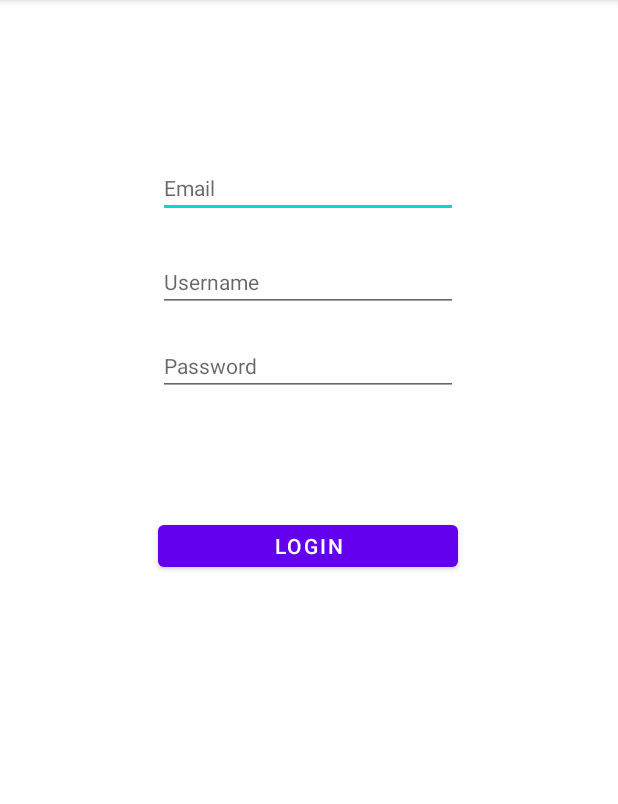
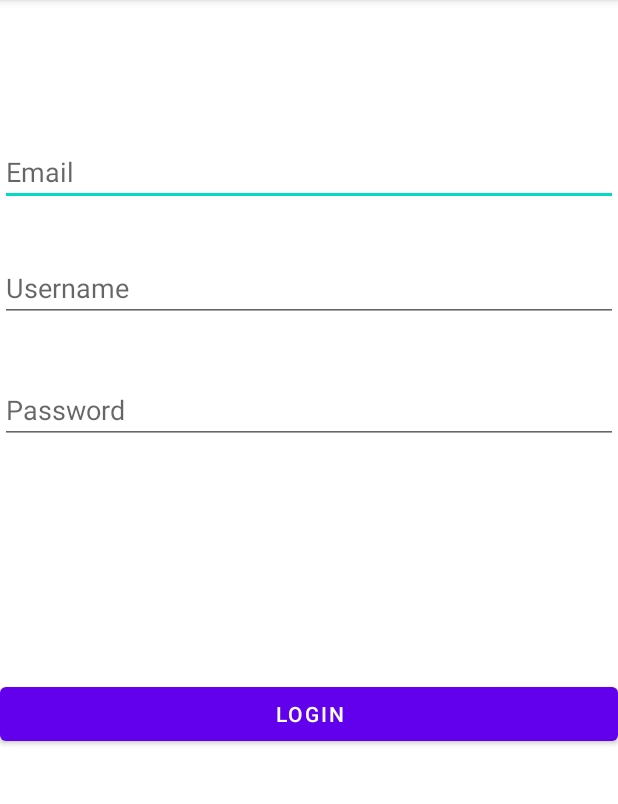
Before and after one commit to LavTrgovcevic5320RN/CalendarMobile, an Android app: the screen it shows after launch (MainActivity), on a phone screen of 412 x 824 dp, the part 84-888 px from its top. Run offline under Robolectric (Android 15) with nearby library versions, the phone set to English and light mode, and no system bars; our stand-ins replace Timber; 1 statement that could not run was skipped.

Commit message:
Poboljsan vizuelno Login screen

```diff
--- a/app/src/main/java/com/example/myapplication/view/activities/MainActivity.java
+++ b/app/src/main/java/com/example/myapplication/view/activities/MainActivity.java
@@ -61,10 +61,10 @@ public class MainActivity extends AppCompatActivity {
 
 
     private void initView() {
-        loginBtn = findViewById(R.id.loginBtn);
-        email = findViewById(R.id.editTextTextEmailAddress);
-        username = findViewById(R.id.editTextTextUsername);
-        password = findViewById(R.id.editTextTextPassword);
+        loginBtn = findViewById(R.id.login_button);
+        email = findViewById(R.id.email_edit_text);
+        username = findViewById(R.id.username_edit_text);
+        password = findViewById(R.id.password_edit_text);
 
     }
 
--- /dev/null
+++ b/app/src/main/res/drawable/rounded_corners.xml
@@ -0,0 +1,6 @@
+<?xml version="1.0" encoding="utf-8"?>
+<shape xmlns:android="http://schemas.android.com/apk/res/android"
+    android:shape="rectangle">
+    <corners android:radius="16dp" />
+    <solid android:color="@color/white" />
+</shape>
--- a/app/src/main/res/layout/activity_main.xml
+++ b/app/src/main/res/layout/activity_main.xml
@@ -6,58 +6,49 @@
     android:layout_height="match_parent"
     tools:context=".view.activities.MainActivity">
 
-    <Button
-        android:id="@+id/loginBtn"
-        android:layout_width="200dp"
-        android:layout_height="40dp"
-        android:layout_marginBottom="384dp"
-        android:text="Login"
-        app:layout_constraintBottom_toBottomOf="parent"
+    <EditText
+        android:id="@+id/email_edit_text"
+        android:layout_width="0dp"
+        android:layout_height="wrap_content"
+        android:layout_marginTop="92dp"
+        android:hint="Email"
         app:layout_constraintEnd_toEndOf="parent"
-        app:layout_constraintHorizontal_bias="0.497"
-        app:layout_constraintStart_toStartOf="parent" />
+        app:layout_constraintHorizontal_bias="0.0"
+        app:layout_constraintStart_toStartOf="parent"
+        app:layout_constraintTop_toTopOf="parent" />
 
     <EditText
-        android:id="@+id/editTextTextEmailAddress"
-        android:layout_width="200dp"
-        android:layout_height="40dp"
-        android:ems="10"
-        android:inputType="textEmailAddress"
-        android:hint="Email"
-        android:textSize="14sp"
-        app:layout_constraintBottom_toTopOf="@+id/editTextTextUsername"
+        android:id="@+id/username_edit_text"
+        android:layout_width="0dp"
+        android:layout_height="wrap_content"
+        android:layout_marginTop="32dp"
+        android:hint="Username"
         app:layout_constraintEnd_toEndOf="parent"
-        app:layout_constraintHorizontal_bias="0.497"
+        app:layout_constraintHorizontal_bias="0.0"
         app:layout_constraintStart_toStartOf="parent"
-        app:layout_constraintTop_toTopOf="parent"
-        app:layout_constraintVertical_bias="0.824" />
+        app:layout_constraintTop_toBottomOf="@+id/email_edit_text" />
 
     <EditText
-        android:id="@+id/editTextTextPassword"
-        android:layout_width="200dp"
-        android:layout_height="40dp"
-        android:layout_marginBottom="80dp"
-        android:ems="10"
+        android:id="@+id/password_edit_text"
+        android:layout_width="0dp"
+        android:layout_height="wrap_content"
+        android:layout_marginTop="36dp"
         android:inputType="textPassword"
         android:hint="Password"
-        android:textSize="14sp"
-        app:layout_constraintBottom_toTopOf="@+id/loginBtn"
         app:layout_constraintEnd_toEndOf="parent"
-        app:layout_constraintHorizontal_bias="0.497"
-        app:layout_constraintStart_toStartOf="parent" />
+        app:layout_constraintHorizontal_bias="0.0"
+        app:layout_constraintStart_toStartOf="parent"
+        app:layout_constraintTop_toBottomOf="@+id/username_edit_text" />
 
-    <EditText
-        android:id="@+id/editTextTextUsername"
-        android:layout_width="200dp"
-        android:layout_height="40dp"
-        android:layout_marginBottom="16dp"
-        android:ems="10"
-        android:inputType="textPersonName"
-        android:hint="Username"
-        android:textSize="14sp"
-        app:layout_constraintBottom_toTopOf="@+id/editTextTextPassword"
+    <Button
+        android:id="@+id/login_button"
+        android:layout_width="0dp"
+        android:layout_height="wrap_content"
+        android:layout_marginTop="156dp"
+        android:text="Login"
         app:layout_constraintEnd_toEndOf="parent"
-        app:layout_constraintHorizontal_bias="0.497"
-        app:layout_constraintStart_toStartOf="parent" />
+        app:layout_constraintHorizontal_bias="1.0"
+        app:layout_constraintStart_toStartOf="parent"
+        app:layout_constraintTop_toBottomOf="@+id/password_edit_text" />
 
 </androidx.constraintlayout.widget.ConstraintLayout>
--- a/app/src/main/res/values/strings.xml
+++ b/app/src/main/res/values/strings.xml
@@ -5,4 +5,5 @@
     <string name="third">Third</string>
     <string name="fourth">Fourth</string>
     <string name="fifth">Fifth</string>
+    <string name="login">Login</string>
 </resources>
```
